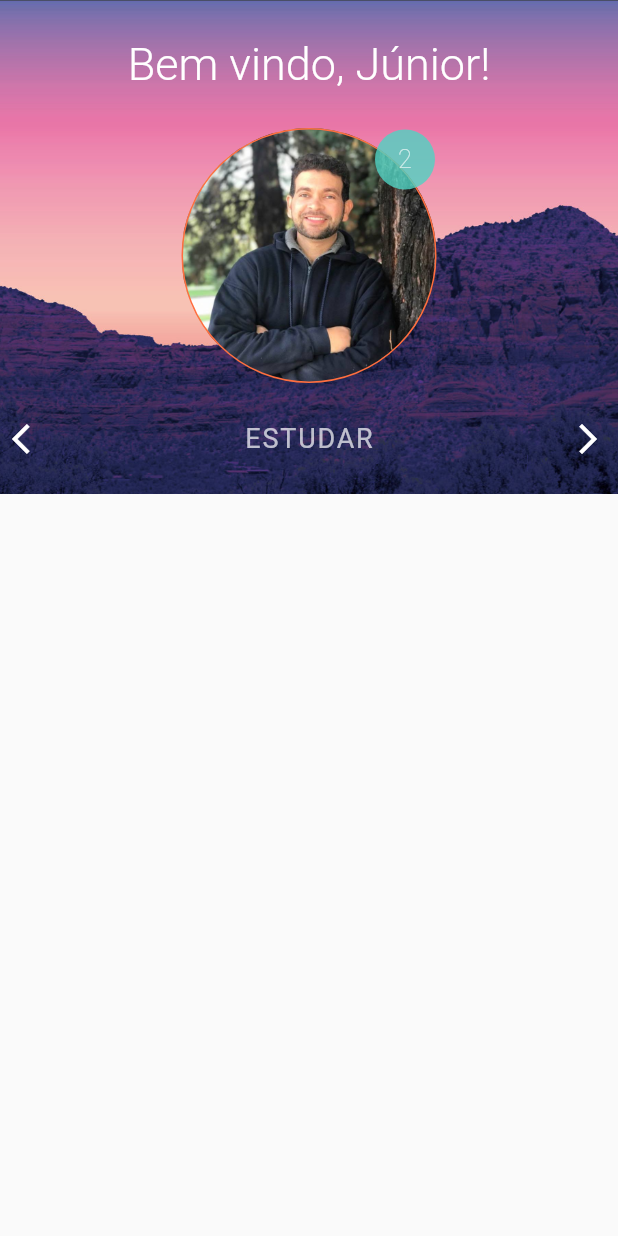
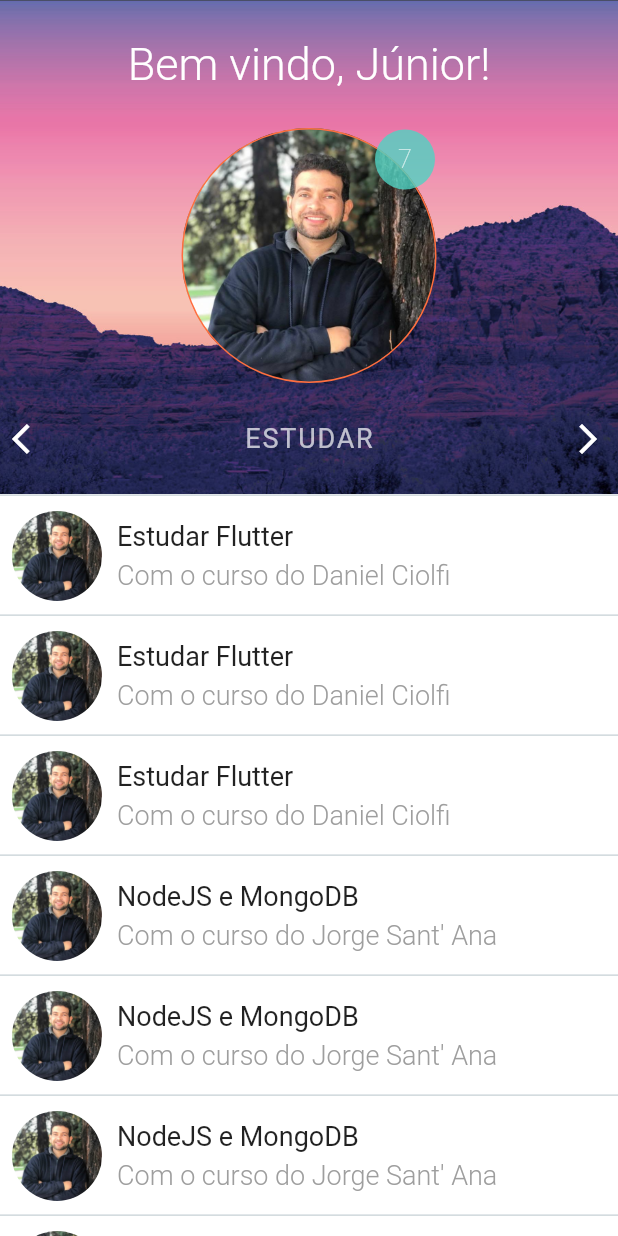
Before and after one commit to jrguedes/animated_login, a Flutter app: the HomeScreen widget shown alone on an empty page, opened directly, after a tap on the "arrow forward ios" icon, on a phone screen of 412 x 824 dp. Run offline on Flutter 3.47's test engine with Material 2 defaults, Android fonts, the phone set to English and light mode, and no system bars.

Commit message:
App finished.

```diff
--- a/lib/screens/home/home_screen.dart
+++ b/lib/screens/home/home_screen.dart
@@ -15,7 +15,7 @@ class _HomeScreenState extends State<HomeScreen>
   void initState() {
     super.initState();
     _controller =
-        AnimationController(vsync: this, duration: Duration(seconds: 2));
+        AnimationController(vsync: this, duration: Duration(seconds: 3));
 
     _controller.forward();
   }
--- /dev/null
+++ b/lib/screens/home/widgets/animated_listview.dart
@@ -0,0 +1,65 @@
+import 'package:animated_login/screens/home/widgets/list_data.dart';
+import 'package:flutter/material.dart';
+class AnimatedListView extends StatelessWidget {
+  final Animation<EdgeInsets> listSlidePositionAnimation;
+
+  AnimatedListView({@required this.listSlidePositionAnimation});
+
+  @override
+  Widget build(BuildContext context) {
+    return Stack(
+      alignment: Alignment.bottomCenter,
+      children: <Widget>[
+        ListData(
+            title: 'Estudar Flutter',
+            subtitle: 'Com o curso do Daniel Ciolfi',
+            image: AssetImage('images/perfil.jpg'),
+            margin: listSlidePositionAnimation.value * 7
+        ),
+        ListData(
+            title: 'Estudar Flutter',
+            subtitle: 'Com o curso do Daniel Ciolfi',
+            image: AssetImage('images/perfil.jpg'),
+            margin: listSlidePositionAnimation.value * 6
+        ),
+        ListData(
+            title: 'Estudar Flutter',
+            subtitle: 'Com o curso do Daniel Ciolfi',
+            image: AssetImage('images/perfil.jpg'),
+            margin: listSlidePositionAnimation.value * 5
+        ),
+        ListData(
+            title: 'NodeJS e MongoDB',
+            subtitle: "Com o curso do Jorge Sant' Ana",
+            image: AssetImage('images/perfil.jpg'),
+            margin: listSlidePositionAnimation.value * 4
+        ),
+        ListData(
+            title: 'NodeJS e MongoDB',
+            subtitle: "Com o curso do Jorge Sant' Ana",
+            image: AssetImage('images/perfil.jpg'),
+            margin: listSlidePositionAnimation.value * 3
+        ),
+        ListData(
+            title: 'NodeJS e MongoDB',
+            subtitle: "Com o curso do Jorge Sant' Ana",
+            image: AssetImage('images/perfil.jpg'),
+            margin: listSlidePositionAnimation.value * 2
+        ),
+        ListData(
+            title: 'WEB com ES6, TypeScript e Angular',
+            subtitle: "Com o curso do Jorge Sant' Ana",
+            image: AssetImage('images/perfil.jpg'),
+            margin: listSlidePositionAnimation.value * 1
+        ),
+        ListData(
+            title: 'WEB com ES6, TypeScript e Angular',
+            subtitle: "Com o curso do Jorge Sant' Ana",
+            image: AssetImage('images/perfil.jpg'),
+            margin: listSlidePositionAnimation.value * 0
+        )
+
+      ],
+    );
+  }
+}
--- a/lib/screens/home/widgets/category_view.dart
+++ b/lib/screens/home/widgets/category_view.dart
@@ -30,7 +30,7 @@ class _CategoryViewState extends State<CategoryView> {
         children: <Widget>[
           InkWell(
             //se colocar IconButton usar disabledColor:
-            onTap: () => _category > 0 ? selectBackward() : null,
+            onTap: () =>  _category > 0 ? selectBackward() : null,
             child: Icon(
               Icons.arrow_back_ios,
               color: Colors.white,
@@ -46,7 +46,7 @@ class _CategoryViewState extends State<CategoryView> {
           ),
           InkWell(
             onTap: () =>
-                _category < categories.length - 1 ? selectForward() : null,
+               _category < categories.length - 1 ? selectForward() : null,
             child: Icon(
               Icons.arrow_forward_ios,
               color: Colors.white,
--- /dev/null
+++ b/lib/screens/home/widgets/fade_container.dart
@@ -0,0 +1,17 @@
+import 'package:flutter/material.dart';
+
+class FadeContainer extends StatelessWidget {
+  final Animation<Color> fadeScreenAnimation;
+  FadeContainer({@required this.fadeScreenAnimation});
+  @override
+  Widget build(BuildContext context) {
+    return Hero(
+      tag: 'fade',
+      child: Container(
+        decoration: BoxDecoration(
+          color: fadeScreenAnimation.value
+        ),
+      ),
+    );
+  }
+}
--- a/lib/screens/home/widgets/home_animation.dart
+++ b/lib/screens/home/widgets/home_animation.dart
@@ -1,13 +1,28 @@
+import 'package:animated_login/screens/home/widgets/animated_listview.dart';
+import 'package:animated_login/screens/home/widgets/fade_container.dart';
 import 'package:animated_login/screens/home/widgets/home_top.dart';
 import 'package:flutter/material.dart';
 
 class HomeAnimation extends StatelessWidget {
   final AnimationController controller;
   final Animation<double> containerGrowAnimation;
+  final Animation<EdgeInsets> listSlidePositionAnimation;
+  final Animation<Color> fadeScreenAnimation;
 
   HomeAnimation({@required this.controller})
       : containerGrowAnimation =
-            CurvedAnimation(parent: controller, curve: Curves.ease);
+            CurvedAnimation(parent: controller, curve: Curves.ease),
+        listSlidePositionAnimation = EdgeInsetsTween(
+                begin: EdgeInsets.only(bottom: 0),
+                end: EdgeInsets.only(bottom: 80))
+            .animate(CurvedAnimation(
+                parent: controller,
+                curve: Interval(0.325, 0.8, curve: Curves.ease))),
+        fadeScreenAnimation = ColorTween(
+                begin: Color.fromRGBO(247, 64, 106, 0.5),
+                end: Color.fromRGBO(247, 64, 106, 0.0))
+            .animate(CurvedAnimation(
+                parent: controller, curve: Curves.fastOutSlowIn));
 
   @override
   Widget build(BuildContext context) {
@@ -19,11 +34,23 @@ class HomeAnimation extends StatelessWidget {
   }
 
   Widget _buildAnimation(BuildContext context, Widget child) {
-    return ListView(
-      padding: EdgeInsets.zero,
+    return Stack(
       children: <Widget>[
-        HomeTop(
-          containerGrowAnimation: containerGrowAnimation,
+        ListView(
+          padding: EdgeInsets.zero,
+          children: <Widget>[
+            HomeTop(
+              containerGrowAnimation: containerGrowAnimation,
+            ),
+            AnimatedListView(
+              listSlidePositionAnimation: listSlidePositionAnimation,
+            ),
+          ],
+        ),
+        IgnorePointer(
+          child: FadeContainer(
+            fadeScreenAnimation: fadeScreenAnimation,
+          ),
         )
       ],
     );
--- a/lib/screens/home/widgets/home_top.dart
+++ b/lib/screens/home/widgets/home_top.dart
@@ -39,20 +39,20 @@ class HomeTop extends StatelessWidget {
               width: containerGrowAnimation.value * 40,
               height: containerGrowAnimation.value * 40,
               decoration: BoxDecoration(
-                  shape: BoxShape.circle, color: Color.fromRGBO(80, 210, 194, 0.8)),
+                  shape: BoxShape.circle,
+                  color: Color.fromRGBO(80, 210, 194, 0.8)),
               margin: EdgeInsets.only(left: 80),
               child: Center(
                 child: Text(
-                  '2',
-                  style: TextStyle(fontSize: containerGrowAnimation.value * 17,
-                  fontWeight: FontWeight.w200,
-                    color: Colors.white70
-                  ),
+                  '7',
+                  style: TextStyle(
+                      fontSize: containerGrowAnimation.value * 17,
+                      fontWeight: FontWeight.w200,
+                      color: Colors.white70),
                 ),
               ),
             ),
           ),
-
           CategoryView()
         ],
       )),
--- /dev/null
+++ b/lib/screens/home/widgets/list_data.dart
@@ -0,0 +1,61 @@
+import 'package:flutter/material.dart';
+
+class ListData extends StatelessWidget {
+  final String title;
+  final String subtitle;
+  final ImageProvider image;
+  final EdgeInsets margin;
+
+  ListData(
+      {@required this.title,
+      @required this.subtitle,
+      @required this.image,
+      @required this.margin});
+
+  @override
+  Widget build(BuildContext context) {
+    return Container(
+      margin: margin,
+      decoration: BoxDecoration(
+        color: Colors.white,
+        border: Border(
+          top: BorderSide(color: Colors.blueGrey[100], width: 1),
+          bottom: BorderSide(color: Colors.blueGrey[100], width: 1),
+        )
+      ),
+      child: Row(
+        children: <Widget>[
+          Container(
+            margin: EdgeInsets.only(top: 10, bottom: 10, left: 8, right:10),
+            width: 60,
+            height: 60,
+            decoration: BoxDecoration(
+              shape: BoxShape.circle,
+              image: DecorationImage(image: image),
+
+            ),
+          ),
+          Column(
+            crossAxisAlignment: CrossAxisAlignment.start,
+            children: <Widget>[
+              Text(
+                title, style: TextStyle(
+                fontSize: 18,
+                fontWeight: FontWeight.w400
+              ),
+              ),
+              SizedBox(height: 5,),
+              Text(
+                subtitle, style: TextStyle(
+                  fontSize: 18,
+                  color: Colors.grey,
+                  fontWeight: FontWeight.w300
+              ),
+              )
+            ],
+          )
+        ],
+      ),
+    );
+  }
+}
--- a/lib/screens/login/login_screen.dart
+++ b/lib/screens/login/login_screen.dart
@@ -1,3 +1,4 @@
+import 'package:animated_login/screens/home/home_screen.dart';
 import 'package:animated_login/screens/login/widgets/form_container.dart';
 import 'package:animated_login/screens/login/widgets/login_animation.dart';
 import 'package:animated_login/screens/login/widgets/login_logo.dart';
@@ -19,6 +20,13 @@ class _LoginScreenState extends State<LoginScreen>
     super.initState();
     _animationController =
         AnimationController(vsync: this, duration: Duration(seconds: 2));
+
+    _animationController.addStatusListener((status) {
+      if (status == AnimationStatus.completed) {
+        Navigator.of(context).pushReplacement(
+            MaterialPageRoute(builder: (context) => HomeScreen()));
+      }
+    });
   }
 
   @override
--- a/lib/screens/login/widgets/login_animation.dart
+++ b/lib/screens/login/widgets/login_animation.dart
@@ -24,6 +24,8 @@ class LoginAnimation extends StatelessWidget {
           onTap: () {
             controller.forward();
           },
+          child: Hero(
+            tag: 'fade',
             child: buttonZoomOut.value <= 50
                 ? Container(
                     width: buttonSqueezeAnimation.value,
@@ -47,6 +49,7 @@ class LoginAnimation extends StatelessWidget {
                       borderRadius: BorderRadius.all(
                           Radius.circular(buttonZoomOut.value < 500 ? 30 : 0)),
                     ),
+                  ),
           )),
     );
   }
```
Lines whose indentation alone changed are shown as unchanged.
